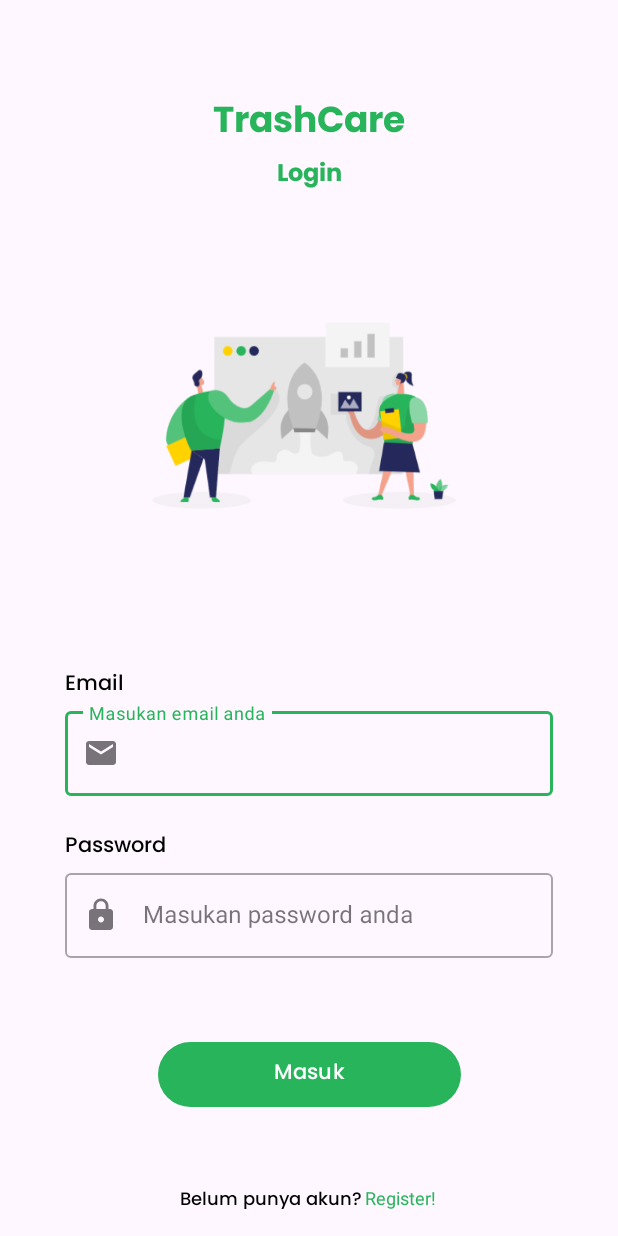
After one commit to krisnasirait/TrashCare-User, an Android app: the layout activity_login.xml on its own in the app's theme, with its tools: preview values and no code run, on a phone screen of 412 x 824 dp. The commit adds this screen. Run offline under Robolectric (Android 15) with nearby library versions, the phone set to English and light mode, and no system bars.

Commit message:
create a custom view password and create a login activity

```diff
--- a/app/src/main/AndroidManifest.xml
+++ b/app/src/main/AndroidManifest.xml
@@ -23,6 +23,9 @@
         android:supportsRtl="true"
         android:theme="@style/Theme.TrashCareUser"
         tools:targetApi="31">
+        <activity
+            android:name=".LoginActivity"
+            android:exported="false" />
         <activity
             android:name=".SendTrashActivity"
             android:exported="false" />
--- /dev/null
+++ b/app/src/main/java/com/trashcare/user/presentation/activity/LoginActivity.kt
@@ -0,0 +1,12 @@
+package com.trashcare.user.presentation.activity
+
+import androidx.appcompat.app.AppCompatActivity
+import android.os.Bundle
+import com.trashcare.user.R
+
+class LoginActivity : AppCompatActivity() {
+    override fun onCreate(savedInstanceState: Bundle?) {
+        super.onCreate(savedInstanceState)
+        setContentView(R.layout.activity_login)
+    }
+}
--- /dev/null
+++ b/app/src/main/java/com/trashcare/user/presentation/customview/PasswordEditText.kt
@@ -0,0 +1,36 @@
+package com.trashcare.user.presentation.customview
+
+import android.content.Context
+import android.graphics.Canvas
+import android.util.AttributeSet
+import androidx.core.widget.addTextChangedListener
+import com.google.android.material.textfield.TextInputEditText
+
+class PasswordEditText: TextInputEditText {
+    constructor(context: Context) : super(context) {
+        init()
+    }
+
+    constructor(context: Context, attrs: AttributeSet) : super(context, attrs) {
+        init()
+    }
+
+    constructor(context: Context, attrs: AttributeSet, defStyleAttr: Int) : super(context, attrs, defStyleAttr) {
+        init()
+    }
+
+    private fun init() {
+        addTextChangedListener(onTextChanged = {p0, _, _, _ ->
+            if (p0.toString().isNotEmpty()) {
+                if (p0.toString().length < 8) {
+                    setError("min. 8 char", null)
+                }
+            }
+        })
+    }
+
+    override fun onDraw(canvas: Canvas?) {
+        super.onDraw(canvas)
+
+    }
+}
--- /dev/null
+++ b/app/src/main/res/drawable/baseline_email_24.xml
@@ -0,0 +1,5 @@
+<vector android:height="24dp" android:tint="#28B45B"
+    android:viewportHeight="24" android:viewportWidth="24"
+    android:width="24dp" xmlns:android="http://schemas.android.com/apk/res/android">
+    <path android:fillColor="@android:color/white" android:pathData="M20,4L4,4c-1.1,0 -1.99,0.9 -1.99,2L2,18c0,1.1 0.9,2 2,2h16c1.1,0 2,-0.9 2,-2L22,6c0,-1.1 -0.9,-2 -2,-2zM20,8l-8,5 -8,-5L4,6l8,5 8,-5v2z"/>
+</vector>
--- /dev/null
+++ b/app/src/main/res/drawable/baseline_lock_24.xml
@@ -0,0 +1,5 @@
+<vector android:height="24dp" android:tint="#28B45B"
+    android:viewportHeight="24" android:viewportWidth="24"
+    android:width="24dp" xmlns:android="http://schemas.android.com/apk/res/android">
+    <path android:fillColor="@android:color/white" android:pathData="M18,8h-1L17,6c0,-2.76 -2.24,-5 -5,-5S7,3.24 7,6v2L6,8c-1.1,0 -2,0.9 -2,2v10c0,1.1 0.9,2 2,2h12c1.1,0 2,-0.9 2,-2L20,10c0,-1.1 -0.9,-2 -2,-2zM12,17c-1.1,0 -2,-0.9 -2,-2s0.9,-2 2,-2 2,0.9 2,2 -0.9,2 -2,2zM15.1,8L8.9,8L8.9,6c0,-1.71 1.39,-3.1 3.1,-3.1 1.71,0 3.1,1.39 3.1,3.1v2z"/>
+</vector>
--- /dev/null
+++ b/app/src/main/res/layout/activity_login.xml
@@ -0,0 +1,159 @@
+<?xml version="1.0" encoding="utf-8"?>
+<ScrollView xmlns:android="http://schemas.android.com/apk/res/android"
+    xmlns:app="http://schemas.android.com/apk/res-auto"
+    xmlns:tools="http://schemas.android.com/tools"
+    android:layout_width="match_parent"
+    android:layout_height="match_parent"
+    tools:context=".presentation.activity.LoginActivity">
+
+    <androidx.constraintlayout.widget.ConstraintLayout
+        android:layout_width="match_parent"
+        android:layout_height="wrap_content">
+
+
+    <TextView
+        android:id="@+id/tv_trashcare_login"
+        android:layout_width="wrap_content"
+        android:layout_height="wrap_content"
+        android:layout_marginTop="61dp"
+        android:fontFamily="@font/poppins_bold"
+        android:text="@string/trashcare_splash"
+        android:textColor="@color/green_600"
+        android:textSize="24sp"
+        app:layout_constraintEnd_toEndOf="parent"
+        app:layout_constraintStart_toStartOf="parent"
+        app:layout_constraintTop_toTopOf="parent"
+        tools:ignore="MissingConstraints" />
+
+    <TextView
+        android:id="@+id/tv_login"
+        android:layout_width="wrap_content"
+        android:layout_height="wrap_content"
+        android:fontFamily="@font/poppins_bold"
+        android:text="@string/tv_login"
+        android:textColor="@color/green_600"
+        android:textSize="16sp"
+        app:layout_constraintEnd_toEndOf="parent"
+        app:layout_constraintStart_toStartOf="parent"
+        app:layout_constraintTop_toBottomOf="@+id/tv_trashcare_login" />
+
+    <ImageView
+        android:id="@+id/iv_login"
+        android:layout_width="261dp"
+        android:layout_height="226dp"
+        android:layout_marginTop="32dp"
+        android:src="@drawable/img_login"
+        app:layout_constraintEnd_toEndOf="parent"
+        app:layout_constraintStart_toStartOf="parent"
+        app:layout_constraintTop_toBottomOf="@+id/tv_login"
+        tools:ignore="ContentDescription" />
+
+    <TextView
+        android:id="@+id/tv_email"
+        android:layout_width="wrap_content"
+        android:layout_height="wrap_content"
+        android:layout_marginStart="43dp"
+        android:layout_marginTop="56dp"
+        android:textColor="@color/black"
+        android:fontFamily="@font/poppins_medium"
+        android:text="@string/email"
+        android:textSize="14sp"
+        app:layout_constraintStart_toStartOf="parent"
+        app:layout_constraintTop_toBottomOf="@+id/iv_login" />
+
+    <com.google.android.material.textfield.TextInputLayout
+        android:id="@+id/ed_emailEditTextLayout"
+        style="@style/Widget.MaterialComponents.TextInputLayout.OutlinedBox"
+        android:layout_width="match_parent"
+        android:layout_height="wrap_content"
+        android:layout_marginStart="43dp"
+        android:layout_marginEnd="43dp"
+        app:layout_constraintTop_toBottomOf="@id/tv_email"
+        app:layout_constraintStart_toStartOf="parent"
+        app:startIconDrawable="@drawable/baseline_email_24">
+
+        <com.trashcare.user.presentation.customview.EmailEditText
+            android:id="@+id/ed_emailLogin"
+            android:layout_width="match_parent"
+            android:layout_height="wrap_content"
+            android:ems="10"
+            android:hint="@string/email_hint"
+            android:inputType="textEmailAddress"
+            tools:ignore="SpeakableTextPresentCheck"/>
+
+    </com.google.android.material.textfield.TextInputLayout>
+
+
+    <TextView
+        android:id="@+id/tv_passwordLogin"
+        android:layout_width="wrap_content"
+        android:layout_height="wrap_content"
+        android:layout_marginTop="22dp"
+        android:textColor="@color/black"
+        android:fontFamily="@font/poppins_medium"
+        android:text="@string/password"
+        android:textSize="14sp"
+        app:layout_constraintStart_toStartOf="@+id/tv_email"
+        app:layout_constraintTop_toBottomOf="@+id/ed_emailEditTextLayout" />
+
+    <com.google.android.material.textfield.TextInputLayout
+        android:id="@+id/ed_passwordEditTextLayout"
+        style="@style/Widget.MaterialComponents.TextInputLayout.OutlinedBox"
+        android:layout_width="match_parent"
+        android:layout_height="wrap_content"
+        android:layout_marginStart="43dp"
+        android:layout_marginEnd="43dp"
+        app:startIconDrawable="@drawable/baseline_lock_24"
+        app:layout_constraintTop_toBottomOf="@id/tv_passwordLogin">
+
+
+        <com.trashcare.user.presentation.customview.PasswordEditText
+            android:id="@+id/ed_passwordLogin"
+            android:layout_width="match_parent"
+            android:layout_height="wrap_content"
+            android:ems="10"
+            android:hint="@string/hint_password"
+            android:inputType="textPassword"
+            tools:ignore="SpeakableTextPresentCheck"/>
+
+    </com.google.android.material.textfield.TextInputLayout>
+
+    <Button
+        android:id="@+id/btn_login"
+        android:layout_width="202dp"
+        android:layout_height="51dp"
+        android:layout_marginTop="52dp"
+        android:fontFamily="@font/poppins_medium"
+        android:text="@string/btn_login"
+        android:textSize="14sp"
+        app:layout_constraintEnd_toEndOf="parent"
+        app:layout_constraintStart_toStartOf="parent"
+        app:layout_constraintTop_toBottomOf="@+id/ed_passwordEditTextLayout" />
+
+        <TextView
+            android:id="@+id/tv_dontHaveAccount"
+            android:layout_width="wrap_content"
+            android:layout_height="16dp"
+            android:fontFamily="@font/poppins_medium"
+            android:layout_marginTop="48dp"
+            android:layout_marginStart="120dp"
+            android:text="@string/dont_have_account"
+            android:textColor="@color/black"
+            android:textSize="12sp"
+            app:layout_constraintStart_toStartOf="parent"
+            app:layout_constraintTop_toBottomOf="@+id/btn_login" />
+
+        <TextView
+            android:id="@+id/tv_regLog"
+            android:layout_width="wrap_content"
+            android:layout_height="wrap_content"
+            android:text="@string/regLog"
+            android:layout_marginStart="2dp"
+            android:textSize="12sp"
+            android:textColor="@color/green_600"
+            app:layout_constraintStart_toEndOf="@id/tv_dontHaveAccount"
+            app:layout_constraintBottom_toBottomOf="@id/tv_dontHaveAccount"
+            app:layout_constraintTop_toTopOf="@id/tv_dontHaveAccount"/>
+
+    </androidx.constraintlayout.widget.ConstraintLayout>
+</ScrollView>
--- a/app/src/main/res/values/colors.xml
+++ b/app/src/main/res/values/colors.xml
@@ -5,6 +5,6 @@
     <color name="green_300">#86DFA7</color>
     <color name="green_400">#5ED489</color>
     <color name="green_500">#48CE79</color>
-    <color name="green_600">#2BA156</color>
+    <color name="green_600">#28B45B</color>
     <color name="green_800">#16502B</color>
 </resources>
--- a/app/src/main/res/values/strings.xml
+++ b/app/src/main/res/values/strings.xml
@@ -33,4 +33,12 @@
     <string name="total_pcs_trash_no_value">Total = 0 pcs </string>
     <string name="info_detail">*Pastikan pada saat memfoto sampah dengan jelas agar lebih mudah terdeteksi oleh sistem</string>
     <string name="desc">Deskripsi</string>
+    <string name="tv_login">Login</string>
+    <string name="email">Email</string>
+    <string name="email_hint">Masukan email anda</string>
+    <string name="password">Password</string>
+    <string name="hint_password">Masukan password anda</string>
+    <string name="dont_have_account">Belum punya akun?</string>
+    <string name="btn_login">Masuk</string>
+    <string name="regLog">Register!</string>
 </resources>
```
Also changed, not shown: app/src/main/res/drawable/img_login.png (added).
